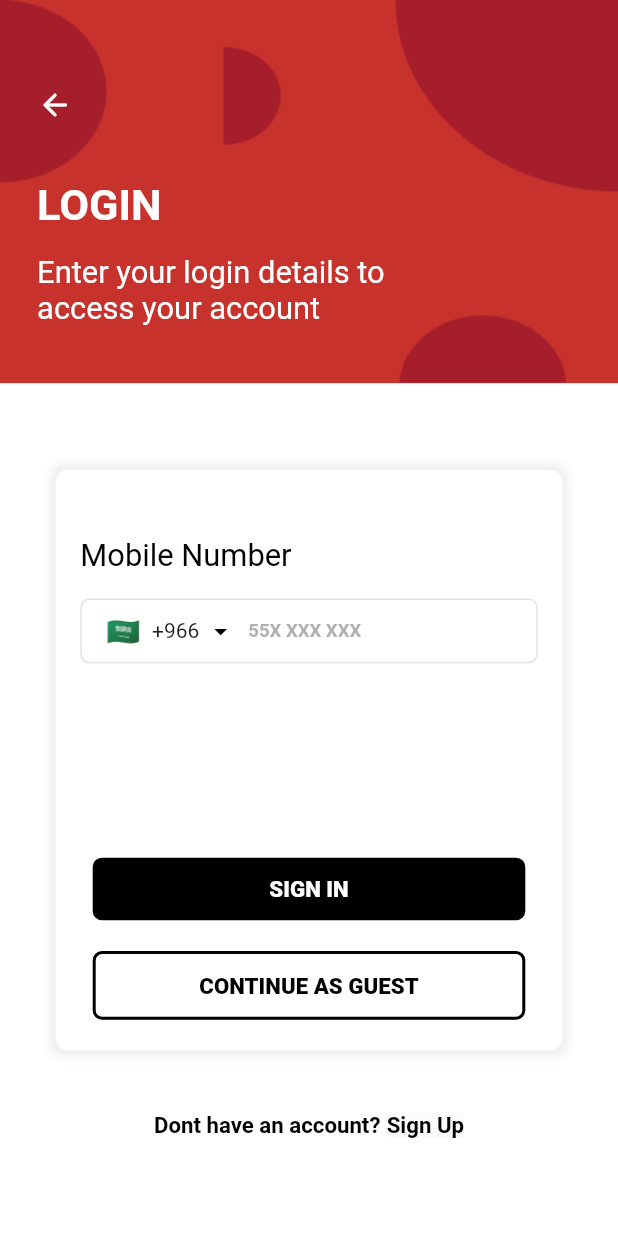
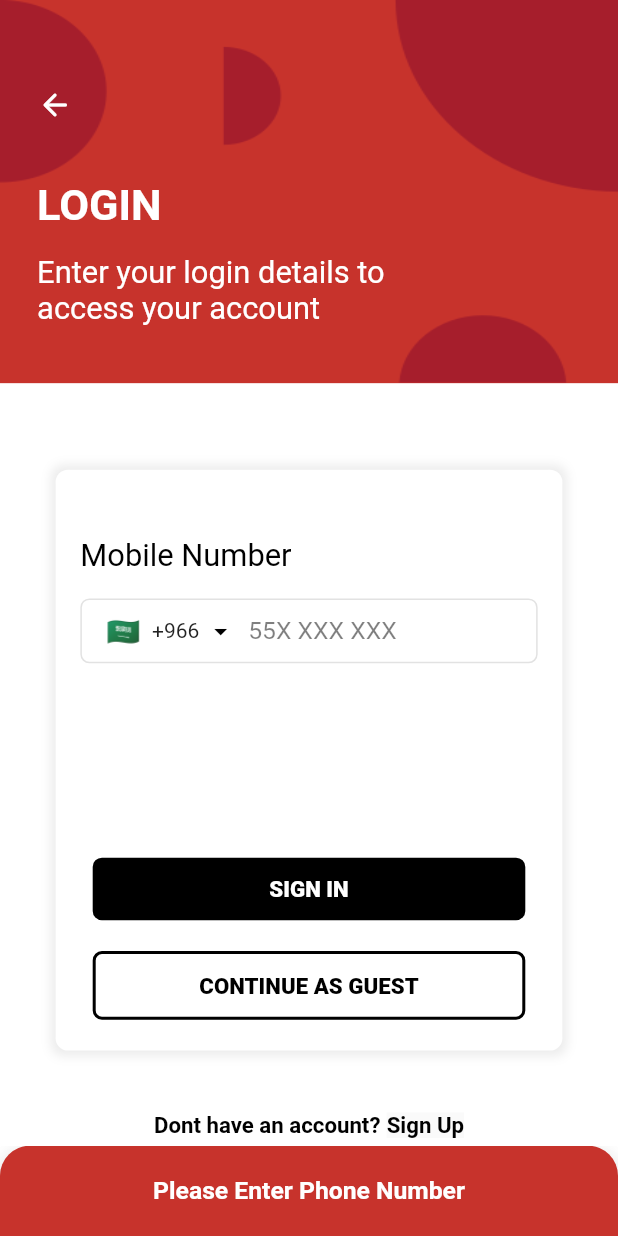
Before and after one commit to kashan15/pinme, a Flutter app: the screen it shows after launch, after a tap on "SIGN IN", on a phone screen of 412 x 824 dp. Run offline on Flutter 3.47's test engine with Material 2 defaults, Android fonts, the phone set to English and light mode, and no system bars; drawn by our look-alikes of intl_phone_field; our stand-ins replace firebase_auth, firebase_core, flutter_phoenix, flutter_slidable, flutter_svg, get and 10 more; missing offline and left inert: onboarding, otp_pin_field, simple_timer; accounts and stored records are empty; network calls fail.

Commit message:
By: Kashan

```diff
--- a/lib/viewmodels/main_viewmodel.dart
+++ b/lib/viewmodels/main_viewmodel.dart
@@ -1,7 +1,18 @@
+import 'package:firebase_auth/firebase_auth.dart';
 import 'package:flutter/cupertino.dart';
+import 'package:flutter/material.dart';
+import 'package:otp_text_field/otp_field.dart';
+import 'package:pinme/utils/extensions.dart';
+import 'package:stacked_services/stacked_services.dart' as stacked;
 import 'package:stacked/stacked.dart';
 import 'package:pinme/modules/navigation_service.dart'
 as my_nav_service;
+
+import '../utils/color_utils.dart';
+import '../utils/image_utils.dart';
+import '../views/authentication/login/login_screen.dart';
+import '../views/authentication/verification/otp_screen.dart';
+import '../widgets/custom_navbar.dart';
 
 class MainViewModel extends BaseViewModel{
   var navigationService = my_nav_service.NavigationService();
@@ -14,10 +25,191 @@ class MainViewModel extends BaseViewModel{
   TextEditingController controller3 = TextEditingController();
 
   String? loginCountryCode;
+  String? errorMessage;
   TextEditingController loginPhoneController =
   TextEditingController();
 
+  OtpFieldController otpFieldController = OtpFieldController();
+
   TextEditingController completeLoginPhoneNumber = TextEditingController();
+
+
+  bool isLoading1 = false;
+  bool isLoading2 = false;
+
+  final FirebaseAuth auth = FirebaseAuth.instance;
+  var code = '';
+
+  login() async{
+    if (completeLoginPhoneNumber.text.isEmpty) {
+      showErrorMessage1("Please Enter Phone Number");
+    } else if (completeLoginPhoneNumber.text.length < 6) {
+      showErrorMessage1("Please Enter Correct Phone Number");
+      return;
+    }
+    else{
+      isLoading1 = true;
+      notifyListeners();
+      await FirebaseAuth.instance.verifyPhoneNumber(
+        phoneNumber: completeLoginPhoneNumber.text,
+        verificationCompleted: (PhoneAuthCredential credential) {},
+        verificationFailed: (FirebaseAuthException e) {},
+        codeSent: (String verificationId, int? resendToken) {
+          LoginScreen.verify = verificationId;
+          isLoading1 = false;
+          notifyListeners();
+          navigationService.navigateTo(to: OtpScreen(index: 0,));
+        },
+        codeAutoRetrievalTimeout: (String verificationId) {},
+      );
+    }
+  }
+
+  verifyOtp(BuildContext context) async{
+    isLoading2 = true;
+    notifyListeners();
+    try{
+      PhoneAuthCredential credential =
+      PhoneAuthProvider.credential(verificationId: LoginScreen.verify, smsCode: code);
+      await auth.signInWithCredential(credential);
+      isLoading2 = false;
+      notifyListeners();
+      navigationService.navigateTo(to: const BottomNavBar());
+    }
+    catch(e){
+      print("wrong otp");
+      // ignore: use_build_context_synchronously
+      customDialogue(context);
+    }
+  }
+
+  customDialogue(BuildContext context){
+    showDialog(
+      context: context,
+      builder: (context) {
+        return Center(
+          child: Container(
+            height: 22.h,
+            width: double.infinity,
+            margin: EdgeInsets.symmetric(
+                horizontal: 6.w
+            ),
+            decoration: BoxDecoration(
+              color: Colors.white,
+              borderRadius: BorderRadius.circular(4.w),
+            ),
+            child: Column(
+              children: [
+                SizedBox(height: 2.h,),
+                SizedBox(
+                    height: 8.h,
+                    child: Image.asset(ImageUtils.logoWhite1, color: ColorUtils.onboardHeading,))
+                ,              SizedBox(height: 2.h,),
+                Text("Verification Failed!",
+                  textAlign: TextAlign.center,
+                  style: TextStyle(
+                    //fontFamily: FontUtils.avertaSemiBold,
+                      fontSize: 2.5.t,
+                      fontWeight: FontWeight.bold,
+                      color: ColorUtils.onboardHeading,
+                      decoration: TextDecoration.none
+                  ),
+                ),
+                SizedBox(height: 1.25.h,),
+                Text("You Insert Wrong OTP",
+                  textAlign: TextAlign.center,
+                  style: TextStyle(
+                    //fontFamily: FontUtils.avertaSemiBold,
+                      fontSize: 2.2.t,
+                      fontWeight: FontWeight.w700,
+                      color: ColorUtils.blackColor,
+                      decoration: TextDecoration.none
+                  ),
+                ),
+                SizedBox(height: 2.5.h,),
+
+              ],
+            ),
+          ),
+        );
+      },
+    );
+  }
+
+  void showErrorMessage(String error) async {
+    errorMessage = error;
+    notifyListeners();
+    await Future.delayed(Duration(seconds: 3));
+    errorMessage = null;
+    notifyListeners();
+  }
+
+  void showErrorMessage1(String error) async {
+    ScaffoldMessenger.of(stacked.StackedService.navigatorKey!.currentContext!)
+        .showSnackBar(SnackBar(
+      behavior: SnackBarBehavior.fixed,
+      // margin: EdgeInsets.all(20),
+      content: Text(
+        error,
+        textAlign: TextAlign.center,
+        style: TextStyle(
+          color: ColorUtils.whiteColor,
+          // fontFamily: FontUtils.PoppinsSemibold,
+          fontSize: 2.t,
+          fontWeight: FontWeight.w700
+        ),
+      ),
+      backgroundColor: ColorUtils.onboardHeading,
+      padding: EdgeInsets.symmetric(horizontal: 5.w, vertical: 2.5.h),
+      shape: RoundedRectangleBorder(
+        borderRadius: BorderRadius.only(
+            topRight: Radius.circular(20), topLeft: Radius.circular(20)),
+      ),
+      elevation: 10,
+      duration: Duration(seconds: 3),
+    ));
+  }
+
+  errorDialogue(BuildContext context, String text){
+    showDialog(
+      context: context,
+      builder: (context) {
+        return Center(
+          child: Container(
+            height: 20.h,
+            width: double.infinity,
+            margin: EdgeInsets.symmetric(
+                horizontal: 6.w
+            ),
+            decoration: BoxDecoration(
+              color: ColorUtils.onboardHeading,
+              borderRadius: BorderRadius.circular(4.w),
+            ),
+            child: Column(
+              children: [
+                SizedBox(height: 2.h,),
+                SizedBox(
+                    height: 8.h,
+                    child: Image.asset(ImageUtils.logoWhite1, color: ColorUtils.whiteColor,))
+                ,SizedBox(height: 4.h,),
+                Text(text,
+                  textAlign: TextAlign.center,
+                  style: TextStyle(
+                    //fontFamily: FontUtils.avertaSemiBold,
+                      fontSize: 2.5.t,
+                      fontWeight: FontWeight.bold,
+                      color: ColorUtils.whiteColor,
+                      decoration: TextDecoration.none
+                  ),
+                ),
+
+              ],
+            ),
+          ),
+        );
+      },
+    );
+  }
 
 
 
--- a/lib/views/authentication/login/login_screen.dart
+++ b/lib/views/authentication/login/login_screen.dart
@@ -8,6 +8,7 @@ import 'package:pinme/views/authentication/verification/otp_screen.dart';
 import 'package:pinme/views/guest/guest_screen.dart';
 import 'package:pinme/widgets/custom_button.dart';
 import 'package:pinme/widgets/decorated_custom_button.dart';
+import 'package:pinme/widgets/loader.dart';
 import 'package:stacked/stacked.dart';
 
 import '../../../app/locator.dart';
@@ -162,6 +163,7 @@ class _LoginScreenState extends State<LoginScreen> {
                               child: IntlPhoneField(
                                 textAlignVertical: TextAlignVertical.center,
                                 cursorColor: ColorUtils.onboardHeading,
+                                //controller: model.loginPhoneController,
                                 showCountryFlag: true,
                                 showDropdownIcon: true,
                                 dropdownIcon: Icon(
@@ -175,9 +177,10 @@ class _LoginScreenState extends State<LoginScreen> {
                                 //showDropdownIcon: false,
                                 style: TextStyle(
                                   //fontFamily: FontUtils.avertaSemiBold,
-                                    fontSize: 1.5.t,
-                                    fontWeight: FontWeight.w700,
-                                    color: Colors.grey.withOpacity(0.8),
+                                  //   fontSize: 1.5.t,
+                                  fontSize: 2.t,
+                                    fontWeight: FontWeight.normal,
+                                    color: Colors.black.withOpacity(0.5),
 
                                 ),
                                 //autoValidate: false,
@@ -187,7 +190,6 @@ class _LoginScreenState extends State<LoginScreen> {
                                   isDense: true,
                                   alignLabelWithHint: true,
                                   counterText: "",
-
                                   contentPadding: EdgeInsets.only(top: 0.h,left: 0.w,right: 0.w,bottom: 0.h),
                                   focusedBorder: InputBorder.none,
                                   labelStyle: TextStyle(
@@ -196,9 +198,10 @@ class _LoginScreenState extends State<LoginScreen> {
                                   ),
                                   hintText: '55X XXX XXX',
                                   hintStyle: TextStyle(
-                                    color: Colors.grey.withOpacity(0.8),
-                                    fontWeight: FontWeight.w700,
-                                    fontSize: 1.5.t
+                                    // color: Colors.grey.withOpacity(0.8),
+                                    color: Colors.black.withOpacity(0.5),
+                                    fontWeight: FontWeight.normal,
+                                    fontSize: 2.t
                                   ),
                                   border: OutlineInputBorder(
                                     borderSide: BorderSide.none,
@@ -215,26 +218,34 @@ class _LoginScreenState extends State<LoginScreen> {
                               ),
                             ),
                             const Spacer(),
-                            CustomButton(
+                            CustomButton1(
                               onTap: () async{
-                                await FirebaseAuth.instance.verifyPhoneNumber(
-                                  phoneNumber: model.completeLoginPhoneNumber.text,
-                                  verificationCompleted: (PhoneAuthCredential credential) {},
-                                  verificationFailed: (FirebaseAuthException e) {},
-                                  codeSent: (String verificationId, int? resendToken) {
-                                    LoginScreen.verify = verificationId;
-                                    model.navigationService.navigateTo(to: OtpScreen(index: 0,));
-                                  },
-                                  codeAutoRetrievalTimeout: (String verificationId) {},
-                                );
+                                // await FirebaseAuth.instance.verifyPhoneNumber(
+                                //   phoneNumber: model.completeLoginPhoneNumber.text,
+                                //   verificationCompleted: (PhoneAuthCredential credential) {},
+                                //   verificationFailed: (FirebaseAuthException e) {},
+                                //   codeSent: (String verificationId, int? resendToken) {
+                                //     LoginScreen.verify = verificationId;
+                                //     model.navigationService.navigateTo(to: OtpScreen(index: 0,));
+                                //   },
+                                //   codeAutoRetrievalTimeout: (String verificationId) {},
+                                // );
                                 //model.navigationService.navigateTo(to: OtpScreen(index: 0,));
+                                model.login();
                               },
                               margin: EdgeInsets.symmetric(
                                   horizontal: 2.w
                               ),
-                              text: 'SIGN IN',
                               buttonColor: Colors.black,
-                              textColor: Colors.white,
+                              child: model.isLoading1 == false ?
+                              Text("SIGN IN",
+                                style: TextStyle(
+                                  fontSize: 1.8.t,
+                                  fontWeight: FontWeight.w900,
+                                  color: Colors.white,
+                                ),
+                              ) :
+                                 const Loader(),
                             ),
                             SizedBox(height: 2.5.h,),
                             DecoratedCustomButton(
--- a/lib/widgets/custom_button.dart
+++ b/lib/widgets/custom_button.dart
@@ -46,3 +46,51 @@ class CustomButton extends StatelessWidget {
     );
   }
 }
+
+class CustomButton1 extends StatelessWidget {
+  double? height;
+  EdgeInsetsGeometry? margin;
+  Color? buttonColor;
+  Color? textColor;
+  Widget? child;
+  dynamic text;
+  GestureTapCallback? onTap;
+  CustomButton1({
+    super.key,
+    this.margin,
+    this.height,
+    this.buttonColor,
+    this.child,
+    required this.onTap
+  });
+
+  @override
+  Widget build(BuildContext context) {
+    return InkWell(
+      onTap: onTap,
+      child: Container(
+        padding: EdgeInsets.symmetric(
+            vertical: 1.5.h
+        ),
+        margin: margin,
+        decoration: BoxDecoration(
+          color: buttonColor,
+          borderRadius: BorderRadius.circular(1.5.w),
+        ),
+        child: Center(
+          child: child
+
+          // Text(
+          //   text,
+          //   style: TextStyle(
+          //     color: textColor,
+          //     fontSize: 1.8.t,
+          //     fontWeight: FontWeight.w900,
+          //
+          //   ),
+          // ),
+        ),
+      ),
+    );
+  }
+}
```
Also changed, not shown: lib/views/authentication/verification/otp_screen.dart (+27 -18 lines), lib/widgets/loader.dart (added, +20 -0 lines), 2 other files.
